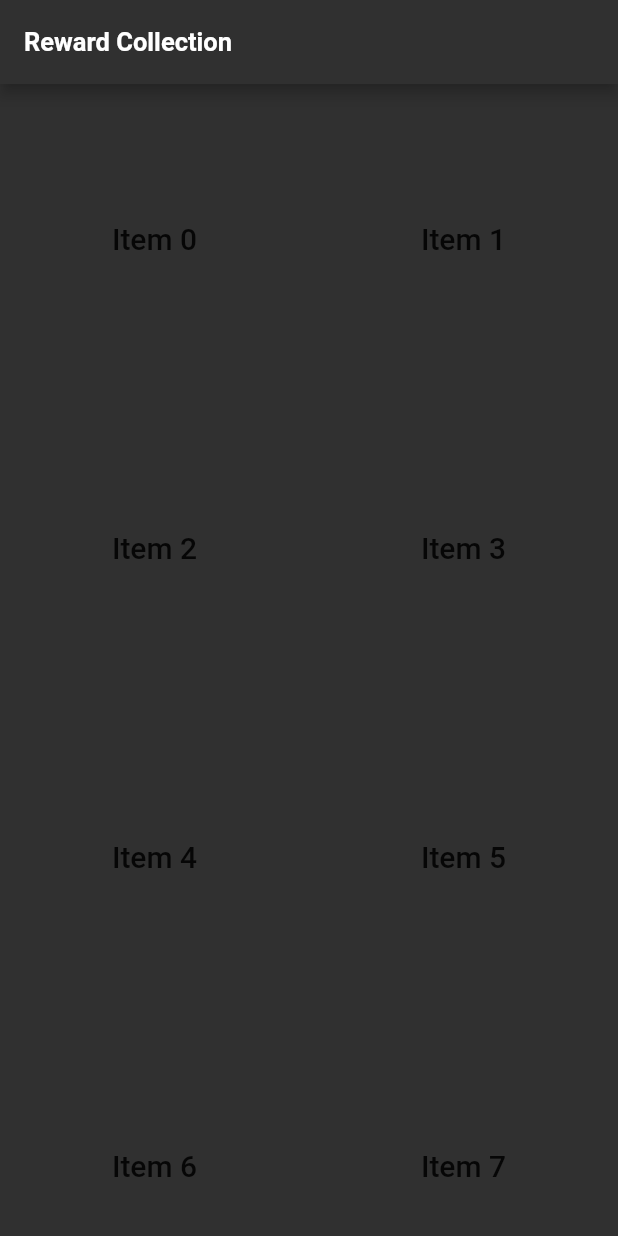
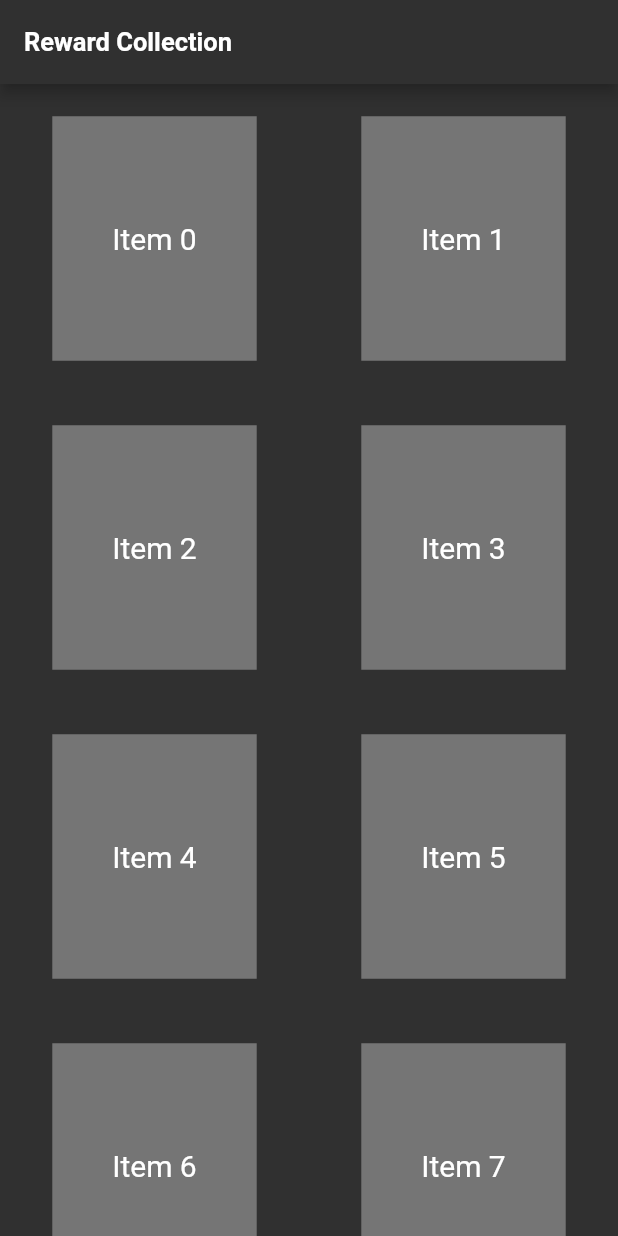
Before and after one commit to YuJunhee/CAPSTONE-DESIGN-TIMER-SW-DEVELOP, a Flutter app: the Reward screen opened directly, on a phone screen of 412 x 824 dp. Run offline on Flutter 3.47's test engine with Material 2 defaults, Android fonts, the phone set to English and light mode, and no system bars; our stand-ins replace table_calendar.

Commit message:
Custom Reward Section

```diff
--- a/lib/ui/rewards/reward.dart
+++ b/lib/ui/rewards/reward.dart
@@ -22,10 +22,19 @@ class Reward extends StatelessWidget {
             100,
             (index) {
               return Center(
+                child: Container(
+                  padding: EdgeInsets.fromLTRB(40, 70, 40, 70),
+                  color: Colors.grey[600],
                   child: Text(
-                'Item $index',
-                style: Theme.of(context).textTheme.headline6,
-              ));
+                    'Item $index',
+                    //style: Theme.of(context).textTheme.headline6,
+                    style: TextStyle(
+                      color: Colors.white,
+                      fontSize: 20.0,
+                    ),
+                  ),
+                ),
+              );
             },
           ),
         ));
```
